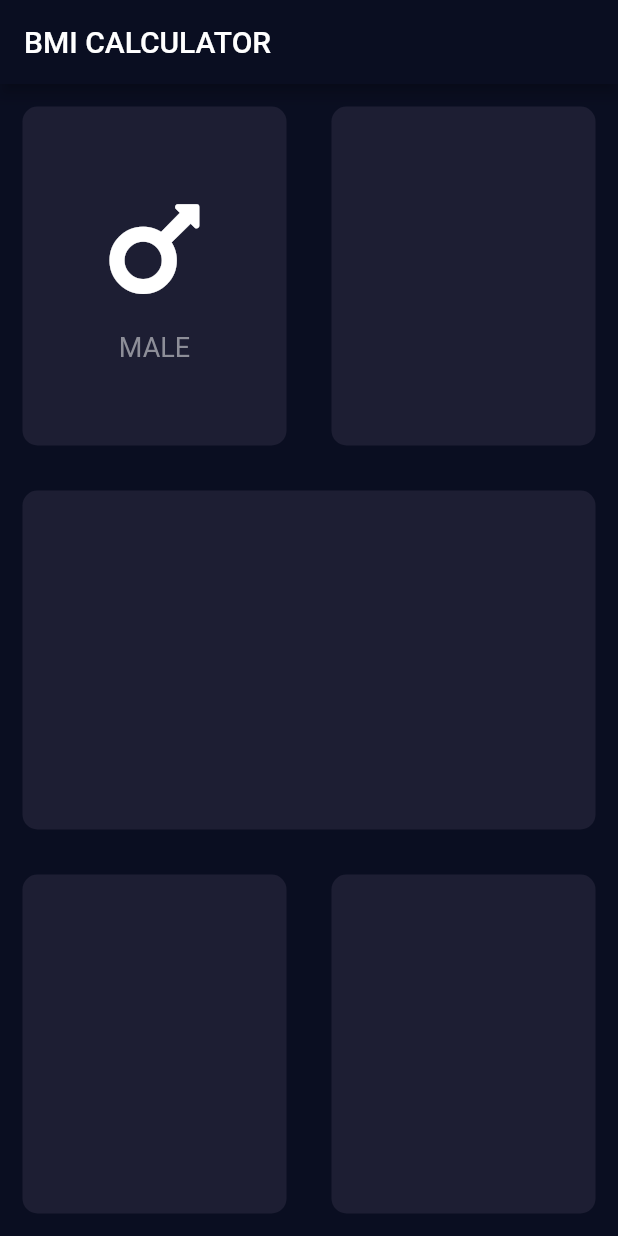
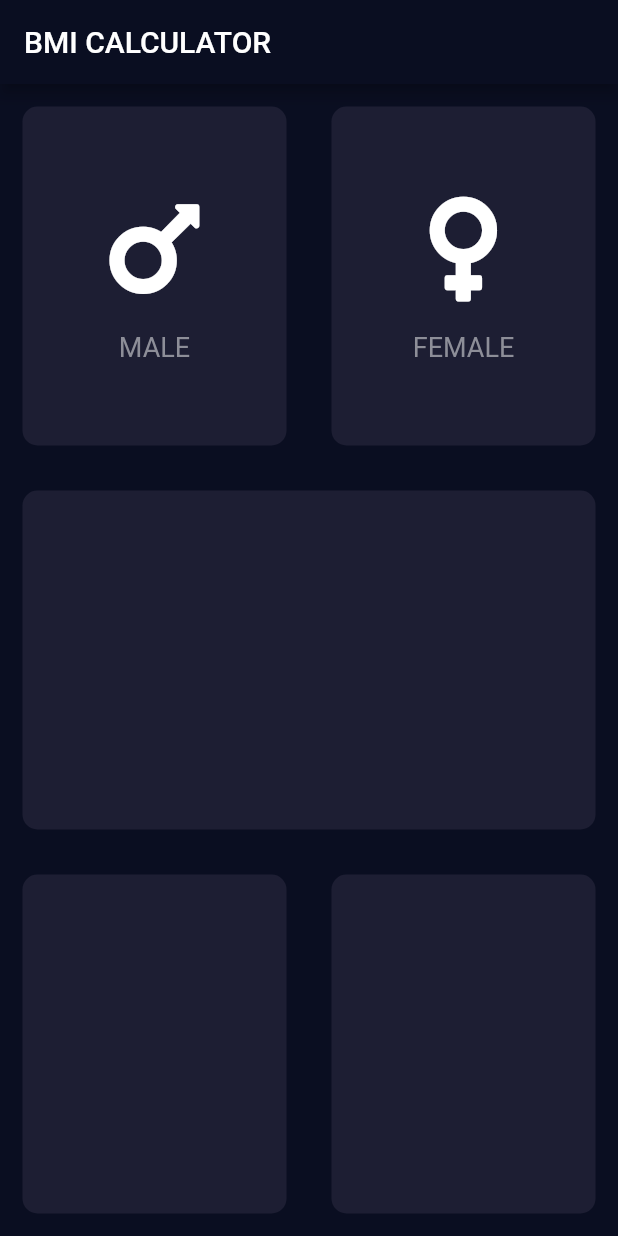
Before and after one commit to ldasha60/bmi-calculator-flutter, a Flutter app: the screen it shows after launch, on a phone screen of 412 x 824 dp. Run offline on Flutter 3.47's test engine with Material 2 defaults, Android fonts, the phone set to English and light mode, and no system bars; our stand-ins replace font_awesome_flutter.

Commit message:
Upgrade IconContent() widget. Create second IconContent() for females.

```diff
--- a/lib/input_page.dart
+++ b/lib/input_page.dart
@@ -22,12 +22,19 @@ class _InputPageState extends State<InputPage> {
                 Expanded(
                   child: ReusableCard(
                     color: Color(0xFF1D1E33),
-                    cardChild: IconContent(),
+                    cardChild: IconContent(
+                      icon: FontAwesomeIcons.mars,
+                      label: 'MALE',
+                    ),
                   ),
                 ),
                 Expanded(
                   child: ReusableCard(
                     color: Color(0xFF1D1E33),
+                    cardChild: IconContent(
+                      icon: FontAwesomeIcons.venus,
+                      label: 'FEMALE',
+                    ),
                   ),
                 ),
               ],
@@ -59,9 +66,10 @@ class _InputPageState extends State<InputPage> {
 }
 
 class IconContent extends StatelessWidget {
-  const IconContent({
-    Key key,
-  }) : super(key: key);
+  IconContent({this.icon, this.label});
+
+  final IconData icon;
+  final String label;
 
   @override
   Widget build(BuildContext context) {
@@ -69,7 +77,7 @@ class IconContent extends StatelessWidget {
       mainAxisAlignment: MainAxisAlignment.center,
       children: <Widget>[
         Icon(
-          FontAwesomeIcons.mars,
+          icon,
           color: Colors.white,
           size: 80.0,
         ),
@@ -77,7 +85,7 @@ class IconContent extends StatelessWidget {
           height: 15.0,
         ),
         Text(
-          'MALE',
+          label,
           style: TextStyle(fontSize: 18.0, color: Color(0xFF8D8E98)),
         )
       ],
```
